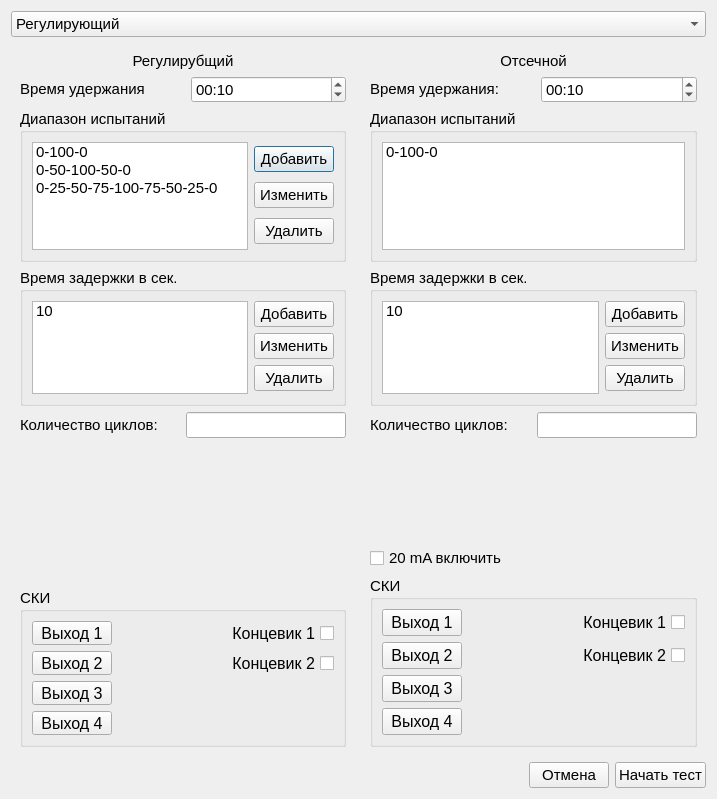
First picture: the form in CyclicTestSettings.ui, repository Rekvim/MpiSki, before the edit.
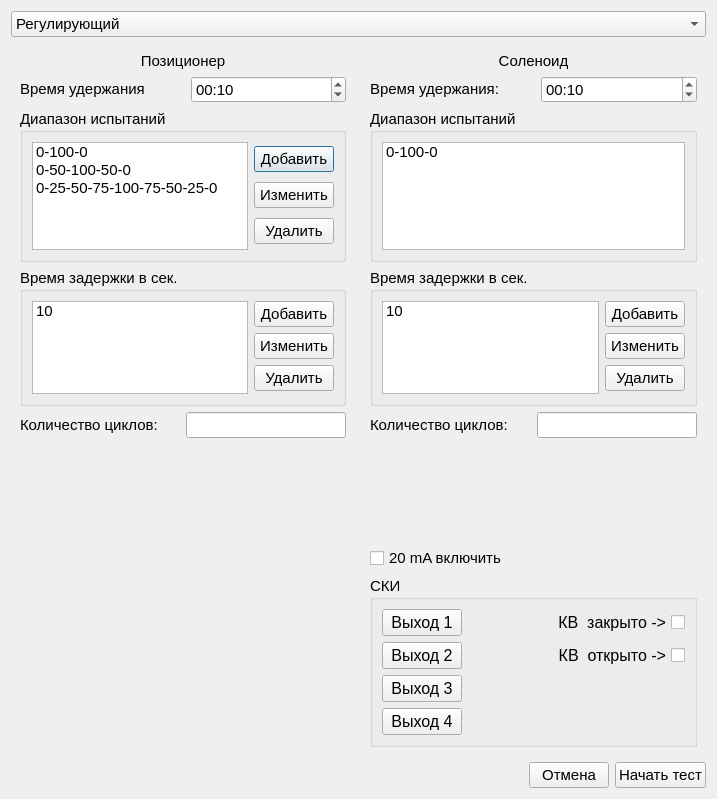
Second picture: the form after the edit.

The edit to the form file:
```diff
--- a/CyclicTestSettings.ui
+++ b/CyclicTestSettings.ui
@@ -46,7 +46,7 @@
         <item>
          <widget class="QLabel" name="label_regulatory">
           <property name="text">
-           <string>Регулирубщий</string>
+           <string>Позиционер</string>
           </property>
           <property name="alignment">
            <set>Qt::AlignmentFlag::AlignCenter</set>
@@ -249,180 +249,6 @@
           </property>
          </spacer>
         </item>
-        <item>
-         <widget class="QGroupBox" name="groupBox_DO_regulatory">
-          <property name="maximumSize">
-           <size>
-            <width>16777215</width>
-            <height>159</height>
-           </size>
-          </property>
-          <property name="title">
-           <string>СКИ</string>
-          </property>
-          <layout class="QFormLayout" name="formLayout_3">
-           <item row="0" column="0">
-            <widget class="QPushButton" name="pushButton_DO0_regulatory">
-             <property name="sizePolicy">
-              <sizepolicy hsizetype="Preferred" vsizetype="Preferred">
-               <horstretch>0</horstretch>
-               <verstretch>0</verstretch>
-              </sizepolicy>
-             </property>
-             <property name="font">
-              <font>
-               <pointsize>12</pointsize>
-              </font>
-             </property>
-             <property name="text">
-              <string>Выход 1</string>
-             </property>
-             <property name="checkable">
-              <bool>true</bool>
-             </property>
-             <property name="checked">
-              <bool>false</bool>
-             </property>
-             <property name="flat">
-              <bool>false</bool>
-             </property>
-            </widget>
-           </item>
-           <item row="0" column="1">
-            <widget class="QCheckBox" name="checkBox_DI1_regulatory">
-             <property name="sizePolicy">
-              <sizepolicy hsizetype="Preferred" vsizetype="Preferred">
-               <horstretch>0</horstretch>
-               <verstretch>0</verstretch>
-              </sizepolicy>
-             </property>
-             <property name="font">
-              <font>
-               <pointsize>12</pointsize>
-              </font>
-             </property>
-             <property name="layoutDirection">
-              <enum>Qt::LayoutDirection::RightToLeft</enum>
-             </property>
-             <property name="text">
-              <string>Концевик 1</string>
-             </property>
-             <property name="checkable">
-              <bool>true</bool>
-             </property>
-            </widget>
-           </item>
-           <item row="1" column="0">
-            <widget class="QPushButton" name="pushButton_DO1_regulatory">
-             <property name="sizePolicy">
-              <sizepolicy hsizetype="Preferred" vsizetype="Preferred">
-               <horstretch>0</horstretch>
-               <verstretch>0</verstretch>
-              </sizepolicy>
-             </property>
-             <property name="font">
-              <font>
-               <pointsize>12</pointsize>
-              </font>
-             </property>
-             <property name="text">
-              <string>Выход 2</string>
-             </property>
-             <property name="checkable">
-              <bool>true</bool>
-             </property>
-             <property name="checked">
-              <bool>false</bool>
-             </property>
-             <property name="flat">
-              <bool>false</bool>
-             </property>
-            </widget>
-           </item>
-           <item row="1" column="1">
-            <widget class="QCheckBox" name="checkBox_DI2_regulatory">
-             <property name="sizePolicy">
-              <sizepolicy hsizetype="Preferred" vsizetype="Preferred">
-               <horstretch>0</horstretch>
-               <verstretch>0</verstretch>
-              </sizepolicy>
-             </property>
-             <property name="font">
-              <font>
-               <pointsize>12</pointsize>
-              </font>
-             </property>
-             <property name="layoutDirection">
-              <enum>Qt::LayoutDirection::RightToLeft</enum>
-             </property>
-             <property name="text">
-              <string>Концевик 2</string>
-             </property>
-             <property name="checkable">
-              <bool>true</bool>
-             </property>
-             <property name="checked">
-              <bool>false</bool>
-             </property>
-            </widget>
-           </item>
-           <item row="2" column="0">
-            <widget class="QPushButton" name="pushButton_DO2_regulatory">
-             <property name="sizePolicy">
-              <sizepolicy hsizetype="Preferred" vsizetype="Preferred">
-               <horstretch>0</horstretch>
-               <verstretch>0</verstretch>
-              </sizepolicy>
-             </property>
-             <property name="font">
-              <font>
-               <pointsize>12</pointsize>
-              </font>
-             </property>
-             <property name="text">
-              <string>Выход 3</string>
-             </property>
-             <property name="checkable">
-              <bool>true</bool>
-             </property>
-             <property name="checked">
-              <bool>false</bool>
-             </property>
-             <property name="flat">
-              <bool>false</bool>
-             </property>
-            </widget>
-           </item>
-           <item row="3" column="0">
-            <widget class="QPushButton" name="pushButton_DO3_regulatory">
-             <property name="sizePolicy">
-              <sizepolicy hsizetype="Preferred" vsizetype="Preferred">
-               <horstretch>0</horstretch>
-               <verstretch>0</verstretch>
-              </sizepolicy>
-             </property>
-             <property name="font">
-              <font>
-               <pointsize>12</pointsize>
-              </font>
-             </property>
-             <property name="text">
-              <string>Выход 4</string>
-             </property>
-             <property name="checkable">
-              <bool>true</bool>
-             </property>
-             <property name="checked">
-              <bool>false</bool>
-             </property>
-             <property name="flat">
-              <bool>false</bool>
-             </property>
-            </widget>
-           </item>
-          </layout>
-         </widget>
-        </item>
        </layout>
       </widget>
      </item>
@@ -432,7 +258,7 @@
         <item>
          <widget class="QLabel" name="label_shutOff">
           <property name="text">
-           <string>Отсечной</string>
+           <string>Соленоид</string>
           </property>
           <property name="alignment">
            <set>Qt::AlignmentFlag::AlignCenter</set>
@@ -663,7 +489,7 @@
               <enum>Qt::LayoutDirection::RightToLeft</enum>
              </property>
              <property name="text">
-              <string>Концевик 1</string>
+              <string>КВ  закрыто -&gt;</string>
              </property>
              <property name="checkable">
               <bool>true</bool>
@@ -714,7 +540,7 @@
               <enum>Qt::LayoutDirection::RightToLeft</enum>
              </property>
              <property name="text">
-              <string>Концевик 2</string>
+              <string>КВ  открыто -&gt;</string>
              </property>
              <property name="checkable">
               <bool>true</bool>
```
Left out of the diff: 2 changed lines with no effect on the pictures.
